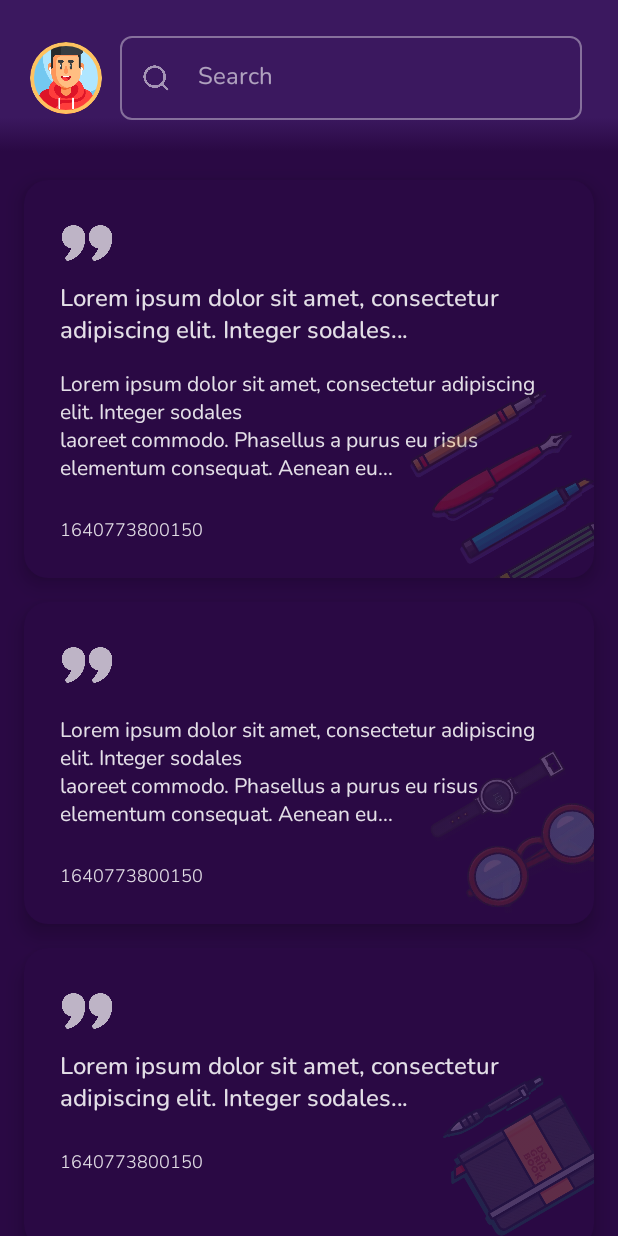
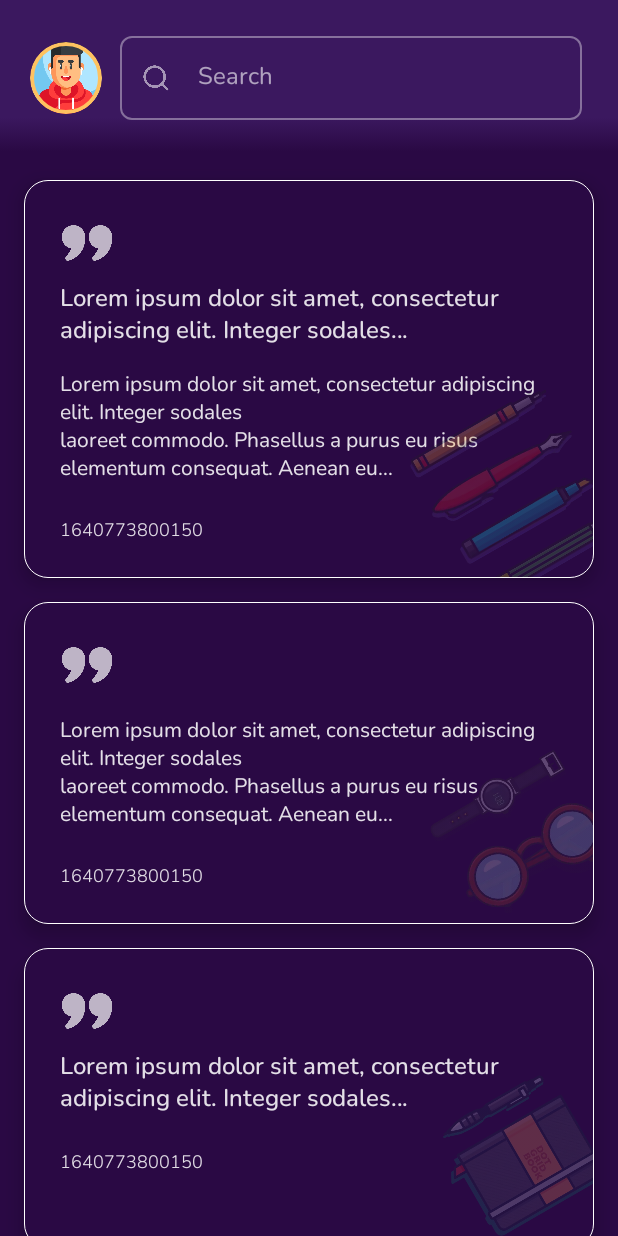
Before and after one commit to ch8n/Compose-Thoughts, an Android app built with Jetpack Compose: the screen it shows after launch (MainActivity), on a phone screen of 412 x 824 dp. Run offline under Robolectric (Android 15) with nearby library versions, the phone set to English and light mode, and no system bars; our stand-ins replace Room's generated code, accompanist.

Commit message:
:toolbox: added template

```diff
--- a/app/src/main/java/io/github/ch8n/thoughts/ui/screen/home/HomeScreen.kt
+++ b/app/src/main/java/io/github/ch8n/thoughts/ui/screen/home/HomeScreen.kt
@@ -143,6 +143,7 @@ private fun PoemCard(
         modifier = Modifier
             .padding(horizontal = 16.dp, vertical = 8.dp)
             .fillMaxWidth()
+            .border(0.5.dp, Color.White, MaterialTheme.shapes.large)
             .clickable {
                 onPoemClicked.invoke(poem)
             },
```
